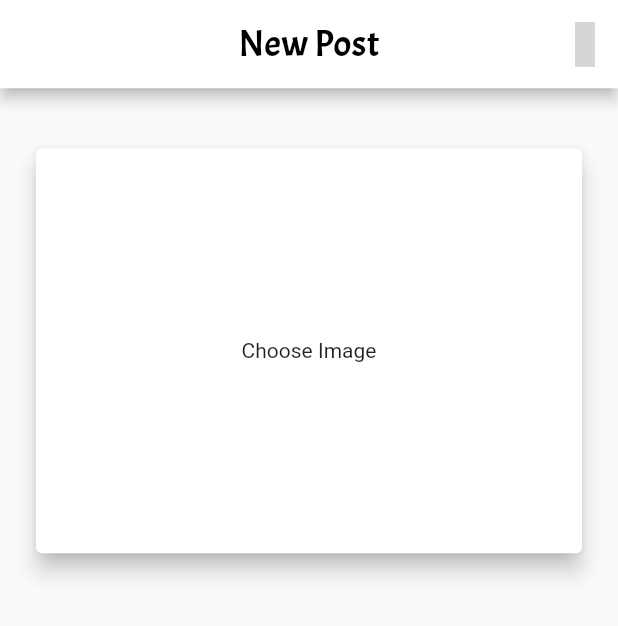
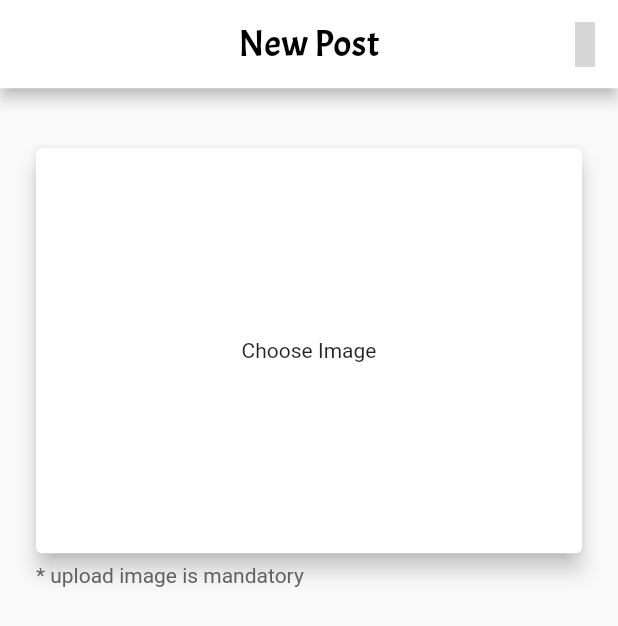
Before and after one commit to asei99/pet_bound, a Flutter app: the UploadPage screen opened directly, on a phone screen of 412 x 824 dp. Shown: the top 626 px of the screen. Run offline on Flutter 3.47's test engine with Material 2 defaults, Android fonts, the phone set to English and light mode, and no system bars; our stand-ins replace cached_network_image, carousel_slider, cloud_firestore, firebase_auth, firebase_core, firebase_storage and 4 more; accounts and stored records are empty; grey boxes are pictures that could not be loaded.

Commit message:
Update upload_page.dart

```diff
--- a/lib/socialmedia/upload_page.dart
+++ b/lib/socialmedia/upload_page.dart
@@ -257,13 +257,13 @@ class _UploadPageState extends State<UploadPage>
                       borderSide: BorderSide(color: Colors.grey),
                     ),
                     focusedBorder: UnderlineInputBorder(
-                      borderSide: BorderSide(color:                                      Color.fromRGBO(237, 171, 172, 80),
+                      borderSide: BorderSide(
+                        color: Color.fromRGBO(237, 171, 172, 80),
                       ),
                     ),
                     contentPadding: EdgeInsets.symmetric(
                       vertical: 5,
                     ),
-
                     fillColor: Colors.grey,
                   ),
                 ),
@@ -300,6 +300,16 @@ class _UploadPageState extends State<UploadPage>
               ),
             ),
           ),
+          SizedBox(
+            height: 3,
+          ),
+          Container(
+            margin: EdgeInsets.only(left: 4),
+            child: Text(
+              "* upload image is mandatory",
+              style: TextStyle(color: Colors.grey[700]),
+            ),
+          )
         ],
       ),
     );
```
